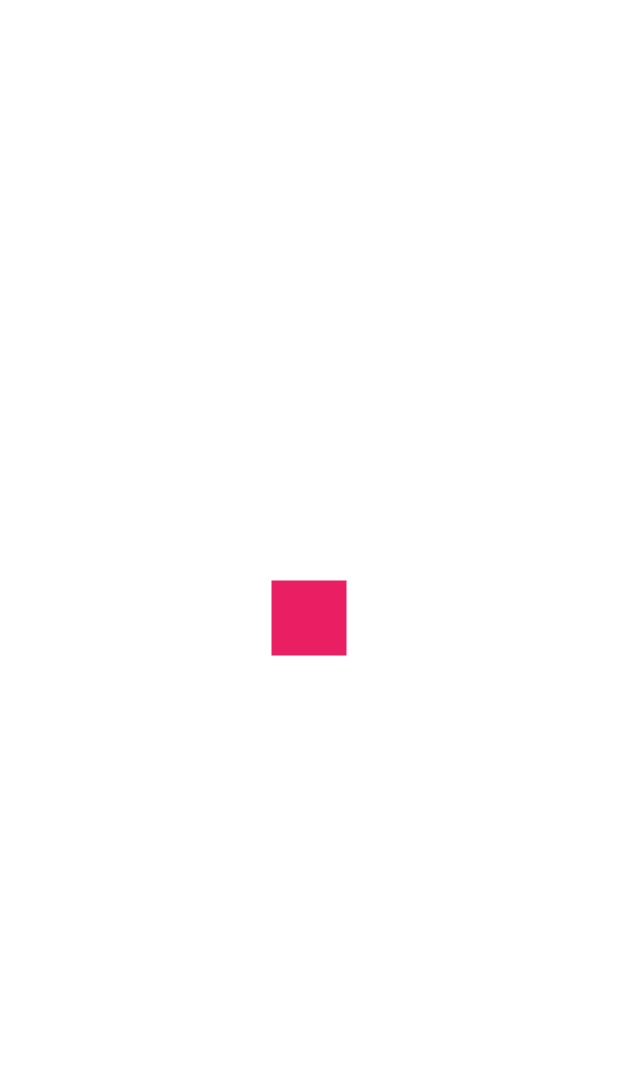
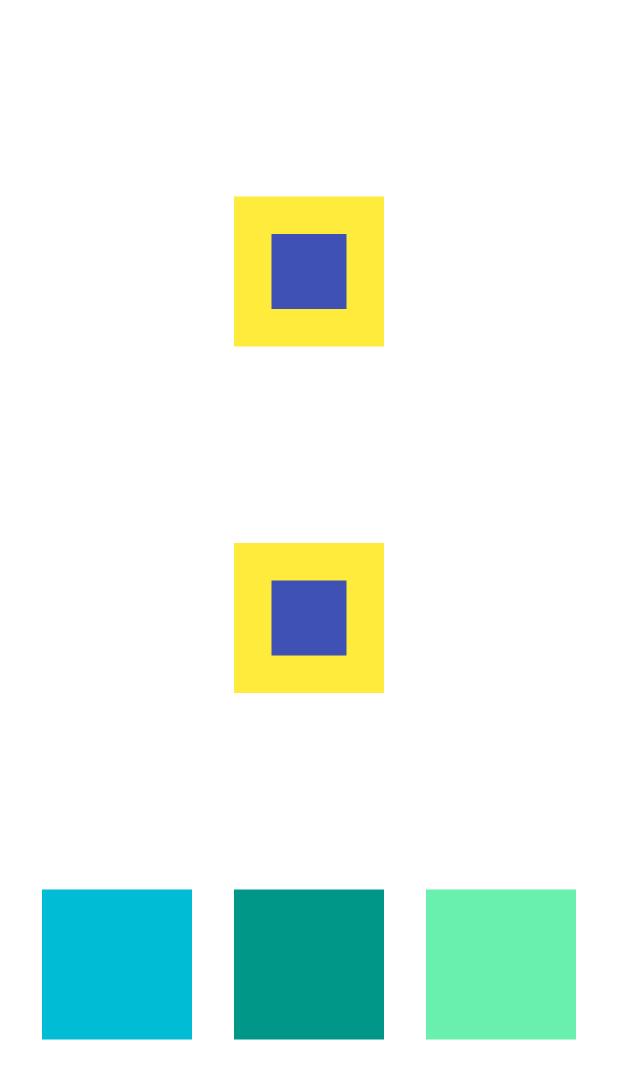
Before and after one commit to andre-alck/flutter_widgets_stateless_stateful_imagens_e_animacoes, a Flutter app: the screen it shows after launch, on a phone screen of 412 x 824 dp. Shown: the top 1079 px of the screen. Run offline on Flutter 3.47's test engine with Material 2 defaults, Android fonts, the phone set to English and light mode, and no system bars.

Commit message:
feat: until Tudo nos Eixos?

```diff
--- a/lib/main.dart
+++ b/lib/main.dart
@@ -14,16 +14,60 @@ class MyApp extends StatelessWidget {
       theme: ThemeData(
         primarySwatch: Colors.blue,
       ),
-      home: Stack(
-        alignment: AlignmentDirectional.center,
+      home: Column(
+        crossAxisAlignment: CrossAxisAlignment.center,
+        mainAxisAlignment: MainAxisAlignment.spaceEvenly,
         children: [
-          Container(
-            color: Colors.white,
+          Stack(
+            alignment: AlignmentDirectional.center,
+            children: [
+              Container(
+                color: Colors.yellow,
+                width: 100.0,
+                height: 100.0,
+              ),
+              Container(
+                color: Colors.indigo,
+                width: 50.0,
+                height: 50.0,
+              ),
+            ],
           ),
-          Container(
-            color: Colors.pink,
-            height: 50.0,
-            width: 50.0,
+          Stack(
+            alignment: AlignmentDirectional.center,
+            children: [
+              Container(
+                color: Colors.yellow,
+                width: 100.0,
+                height: 100.0,
+              ),
+              Container(
+                color: Colors.indigo,
+                width: 50.0,
+                height: 50.0,
+              ),
+            ],
+          ),
+          Row(
+            crossAxisAlignment: CrossAxisAlignment.center,
+            mainAxisAlignment: MainAxisAlignment.spaceEvenly,
+            children: [
+              Container(
+                color: Colors.cyan,
+                height: 100.0,
+                width: 100.0,
+              ),
+              Container(
+                color: Colors.teal,
+                height: 100.0,
+                width: 100.0,
+              ),
+              Container(
+                color: Colors.greenAccent,
+                height: 100.0,
+                width: 100.0,
+              ),
+            ],
           ),
         ],
       ),
```
